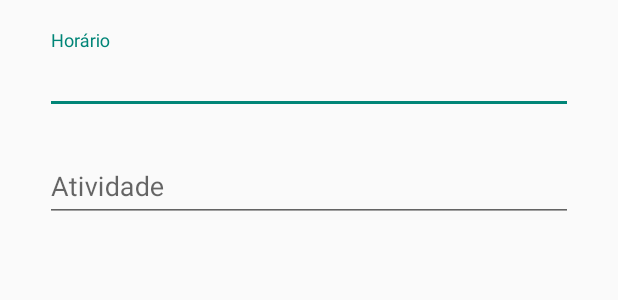
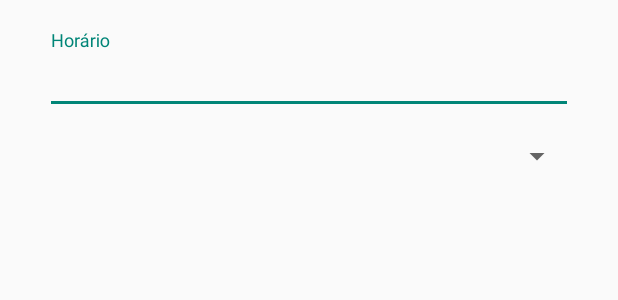
Before and after one commit to italoh623/HCApp, an Android app: the layout add_atividade_dialog.xml on its own in the app's theme, with its tools: preview values and no code run, on a phone screen of 412 x 824 dp. Shown: the top 300 px of the screen. Run offline under Robolectric (Android 15) with nearby library versions, the phone set to English and light mode, and no system bars.

Commit message:
Substituindo TextInput por Spinner na seleção de atividades

```diff
--- a/app/src/main/res/layout/add_atividade_dialog.xml
+++ b/app/src/main/res/layout/add_atividade_dialog.xml
@@ -14,8 +14,9 @@
         android:layout_width="match_parent"
         android:layout_height="wrap_content"
         android:layout_marginBottom="8dp"
-        app:layout_constraintBottom_toTopOf="@+id/textInputLayout"
+        app:layout_constraintBottom_toTopOf="@+id/spinnerAtividade"
         app:layout_constraintEnd_toEndOf="parent"
+        app:layout_constraintHorizontal_bias="0.5"
         app:layout_constraintStart_toStartOf="parent"
         app:layout_constraintTop_toTopOf="parent"
         app:layout_constraintVertical_chainStyle="packed">
@@ -27,21 +28,13 @@
             android:hint="@string/text_horario" />
     </android.support.design.widget.TextInputLayout>
 
-    <android.support.design.widget.TextInputLayout
-        android:id="@+id/textInputLayout"
+    <Spinner
+        android:id="@+id/spinnerAtividade"
         android:layout_width="match_parent"
         android:layout_height="wrap_content"
         android:layout_marginTop="8dp"
         app:layout_constraintBottom_toBottomOf="parent"
         app:layout_constraintEnd_toEndOf="parent"
-        app:layout_constraintHorizontal_bias="0.5"
         app:layout_constraintStart_toStartOf="parent"
-        app:layout_constraintTop_toBottomOf="@+id/textInputLayout2">
-
-        <android.support.design.widget.TextInputEditText
-            android:id="@+id/editTextAtividade"
-            android:layout_width="match_parent"
-            android:layout_height="wrap_content"
-            android:hint="@string/text_atividade" />
-    </android.support.design.widget.TextInputLayout>
+        app:layout_constraintTop_toBottomOf="@+id/textInputLayout2" />
 </android.support.constraint.ConstraintLayout>
```
Also changed, not shown: app/src/main/java/me/aflak/heroicuidador/dialog/AddAtividadeDialog.java (+10 -3 lines), app/src/main/res/values/strings.xml (+9 -0 lines).
